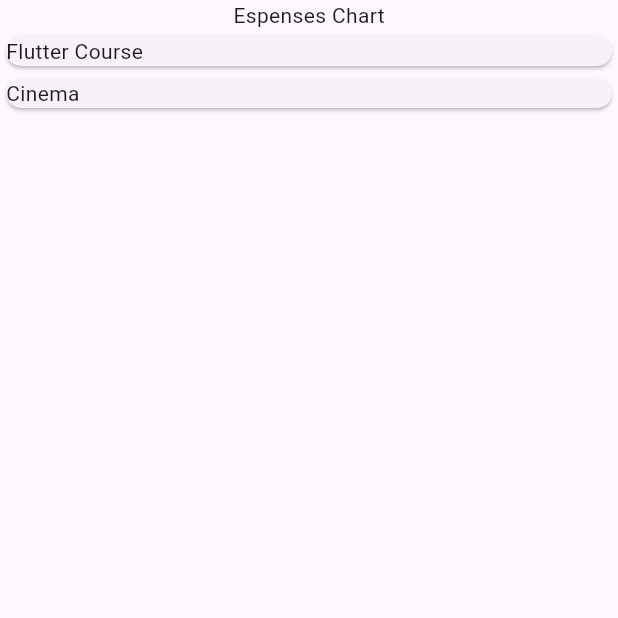
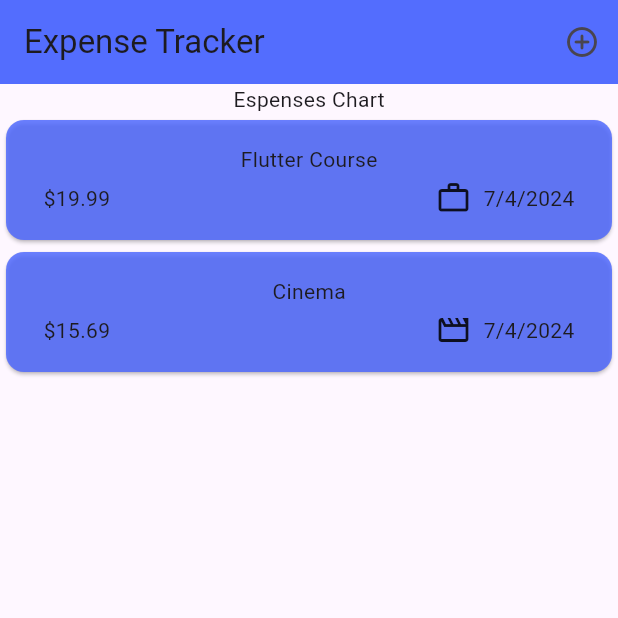
Before and after one commit to ishahzebali/expense-tracker-flutter, a Flutter app: the screen it shows after launch, on a phone screen of 412 x 824 dp, the top half of it. Run offline on Flutter 3.47's test engine with Material 3 defaults, Android fonts, the phone set to English and light mode, and no system bars.

Commit message:
added appbar and some initial styling

```diff
--- a/lib/models/expense.dart
+++ b/lib/models/expense.dart
@@ -1,16 +1,34 @@
+import 'package:flutter/material.dart';
 import 'package:uuid/uuid.dart';
+import 'package:intl/intl.dart';
+
+final formetter = DateFormat.yMd();
 
 const uuid = Uuid();
 
-enum Category {food, leisure, travel, work}
+enum Category { food, leisure, travel, work }
+
+const categoryIcons = {
+  Category.food: Icons.fastfood_outlined,
+  Category.leisure: Icons.movie_creation_outlined,
+  Category.travel: Icons.flight_takeoff_outlined,
+  Category.work: Icons.work_outline_outlined,
+};
 
 class Expense {
-  Expense({required this.amount, required this.date, required this.title,
-  required this.category})
+  Expense(
+      {required this.amount,
+      required this.date,
+      required this.title,
+      required this.category})
       : id = uuid.v4();
   final String id;
   final String title;
   final double amount;
   final DateTime date;
   final Category category;
+
+  get formattedDate {
+    return formetter.format(date);
+  }
 }
--- a/lib/widgets/expenses.dart
+++ b/lib/widgets/expenses.dart
@@ -27,6 +27,18 @@ class _ExpensesState extends State<Expenses> {
   @override
   Widget build(BuildContext context) {
     return Scaffold(
+      appBar: AppBar(
+        centerTitle: false,
+        backgroundColor: Colors.indigoAccent,
+        title: const Text(
+          'Expense Tracker',
+        ),
+        actions: [
+          IconButton(
+              onPressed: () {},
+              icon: const Icon(Icons.add_circle_outline_rounded))
+        ],
+      ),
       body: Column(
         children: [
           const Text('Espenses Chart'),
--- a/lib/widgets/expenses_list/expense_item.dart
+++ b/lib/widgets/expenses_list/expense_item.dart
@@ -9,7 +9,42 @@ class ExpenseItem extends StatelessWidget {
   @override
   Widget build(BuildContext context) {
     return Card(
-      child: Text(expense.title),
-    );
+        color: const Color.fromARGB(209, 75, 102, 255),
+        child: Padding(
+          padding: const EdgeInsets.symmetric(
+            horizontal: 25,
+            vertical: 16,
+          ),
+          child: Column(
+            children: [
+              Text(
+                expense.title,
+              ),
+              const SizedBox(
+                height: 4,
+              ),
+              Row(
+                children: [
+                  Text('\$${expense.amount.toStringAsFixed(2)}'),
+                  const Spacer(),
+                  Row(
+                    children: [
+                      const SizedBox(
+                        width: 4,
+                      ),
+                      Icon(categoryIcons[expense.category]),
+                      const SizedBox(
+                        width: 8,
+                      ),
+                      Text(
+                        expense.formattedDate,
+                      )
+                    ],
+                  )
+                ],
+              )
+            ],
+          ),
+        ));
   }
 }
```
